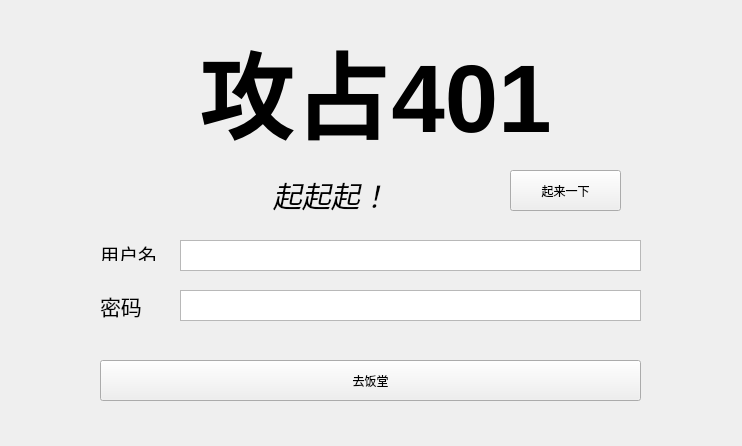
The window that client/welcome.ui (Joxos/old_401_war) describes before a commit, drawn with Qt 5.
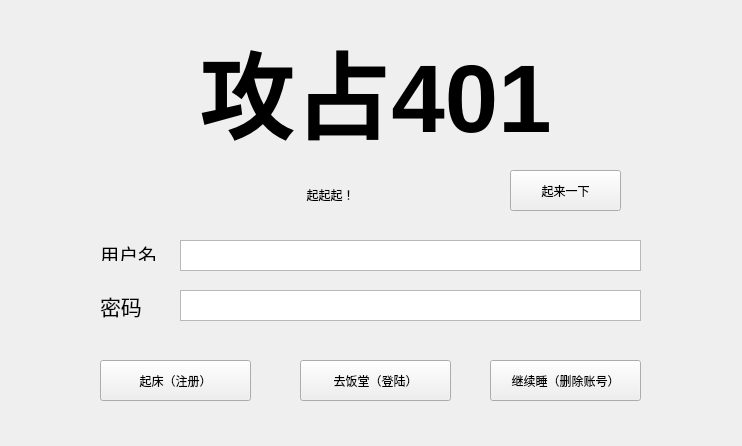
The same window after the commit.

```diff
--- a/client/welcome.ui
+++ b/client/welcome.ui
@@ -121,7 +121,7 @@
     </rect>
    </property>
    <property name="text">
-    <string>&lt;html&gt;&lt;head/&gt;&lt;body&gt;&lt;p align=&quot;center&quot;&gt;&lt;span style=&quot; font-size:22pt; font-style:italic;&quot;&gt;起起起！&lt;/span&gt;&lt;/p&gt;&lt;/body&gt;&lt;/html&gt;</string>
+    <string>&lt;html&gt;&lt;head/&gt;&lt;body&gt;&lt;p&gt;起起起！&lt;/p&gt;&lt;/body&gt;&lt;/html&gt;</string>
    </property>
    <property name="textFormat">
     <enum>Qt::RichText</enum>
@@ -166,7 +166,7 @@
     <rect>
      <x>100</x>
      <y>360</y>
-     <width>541</width>
+     <width>151</width>
      <height>41</height>
     </rect>
    </property>
@@ -174,7 +174,69 @@
     <cursorShape>ArrowCursor</cursorShape>
    </property>
    <property name="text">
-    <string>去饭堂</string>
+    <string>起床（注册）</string>
+   </property>
+   <property name="checkable">
+    <bool>false</bool>
+   </property>
+   <property name="checked">
+    <bool>false</bool>
+   </property>
+   <property name="autoDefault">
+    <bool>false</bool>
+   </property>
+   <property name="default">
+    <bool>false</bool>
+   </property>
+   <property name="flat">
+    <bool>false</bool>
+   </property>
+  </widget>
+  <widget class="QPushButton" name="login">
+   <property name="geometry">
+    <rect>
+     <x>300</x>
+     <y>360</y>
+     <width>151</width>
+     <height>41</height>
+    </rect>
+   </property>
+   <property name="cursor">
+    <cursorShape>ArrowCursor</cursorShape>
+   </property>
+   <property name="text">
+    <string>去饭堂（登陆）</string>
+   </property>
+   <property name="checkable">
+    <bool>false</bool>
+   </property>
+   <property name="checked">
+    <bool>false</bool>
+   </property>
+   <property name="autoDefault">
+    <bool>false</bool>
+   </property>
+   <property name="default">
+    <bool>false</bool>
+   </property>
+   <property name="flat">
+    <bool>false</bool>
+   </property>
+  </widget>
+  <widget class="QPushButton" name="del_account">
+   <property name="geometry">
+    <rect>
+     <x>490</x>
+     <y>360</y>
+     <width>151</width>
+     <height>41</height>
+    </rect>
+   </property>
+   <property name="cursor">
+    <cursorShape>ArrowCursor</cursorShape>
+   </property>
+   <property name="text">
+    <string>继续睡（删除账号）</string>
    </property>
    <property name="checkable">
     <bool>false</bool>
```
Left out of the diff: 2 changed lines with no effect on the pictures.
